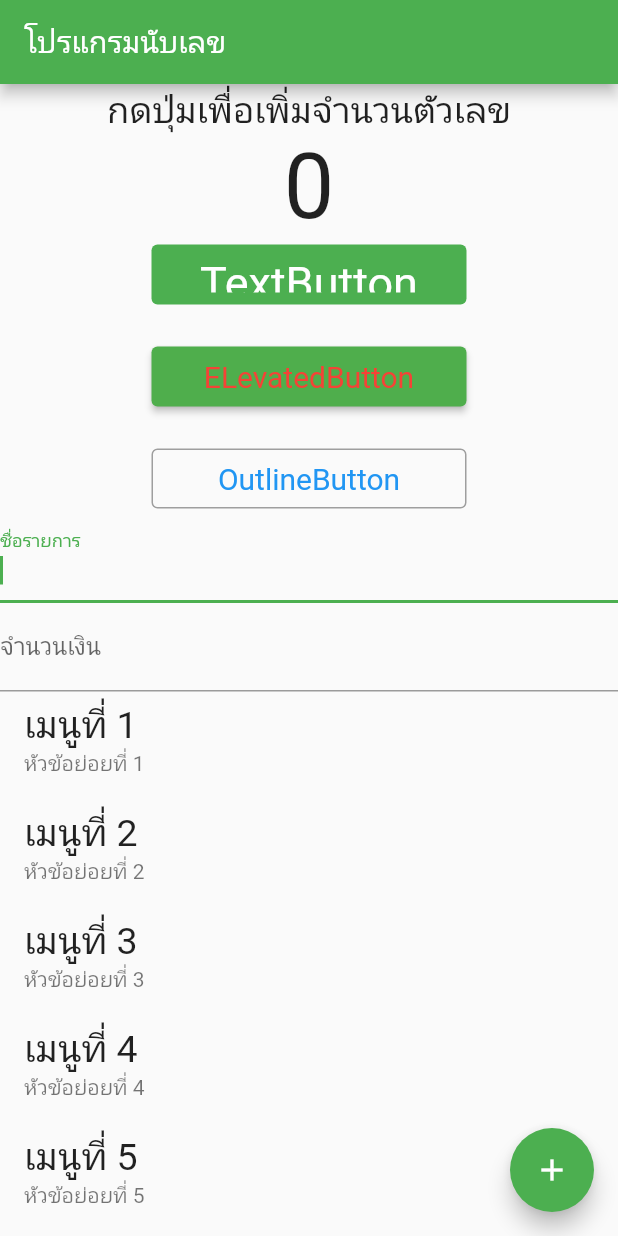
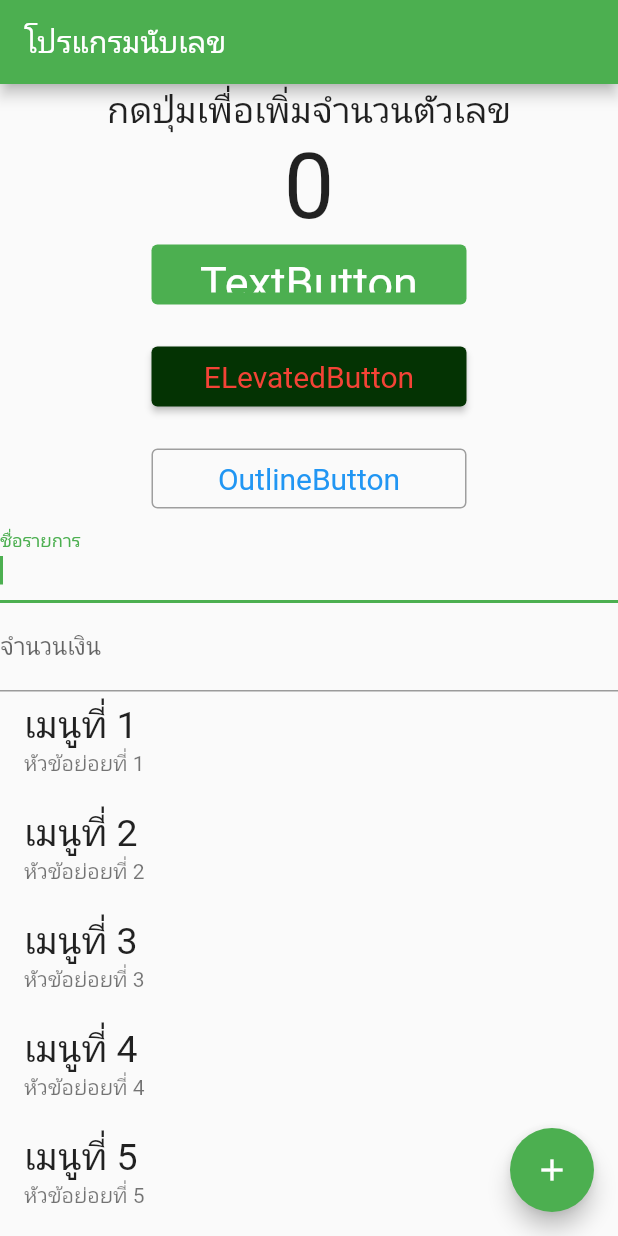
Before and after one commit to sirichai201/mobile, a Flutter app: the screen it shows after launch, on a phone screen of 412 x 824 dp. Run offline on Flutter 3.47's test engine with Material 2 defaults, Android fonts, the phone set to English and light mode, and no system bars.

Commit message:
backgroundColor RGB

```diff
--- a/lab3/flutter_application_3_2/lib/main.dart
+++ b/lab3/flutter_application_3_2/lib/main.dart
@@ -56,7 +56,7 @@ class _MyHomePageState extends State<MyHomePage> {
             child: Text('ELevatedButton'),
             style: ElevatedButton.styleFrom(
               foregroundColor: Colors.red,
-              backgroundColor: Color.fromARGB(255, 79, 174, 76),
+              backgroundColor: Color.fromARGB(255, 4, 51, 3),
               fixedSize: Size(210, 40),
               textStyle: TextStyle(fontSize: 20),
             ),
```
